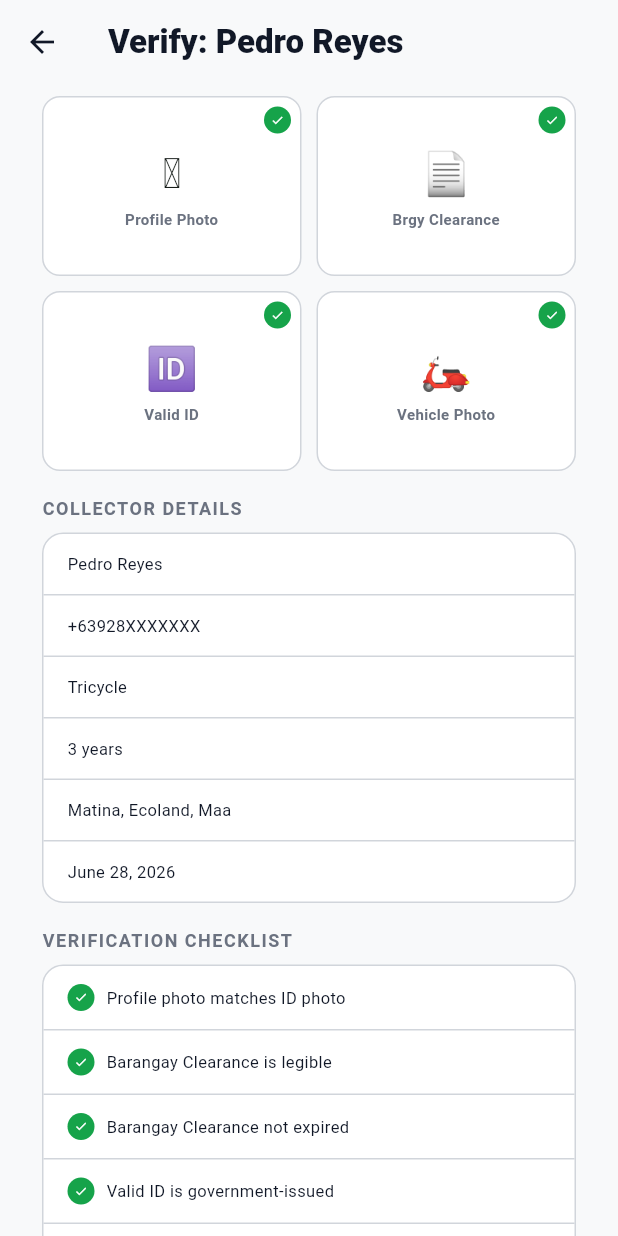
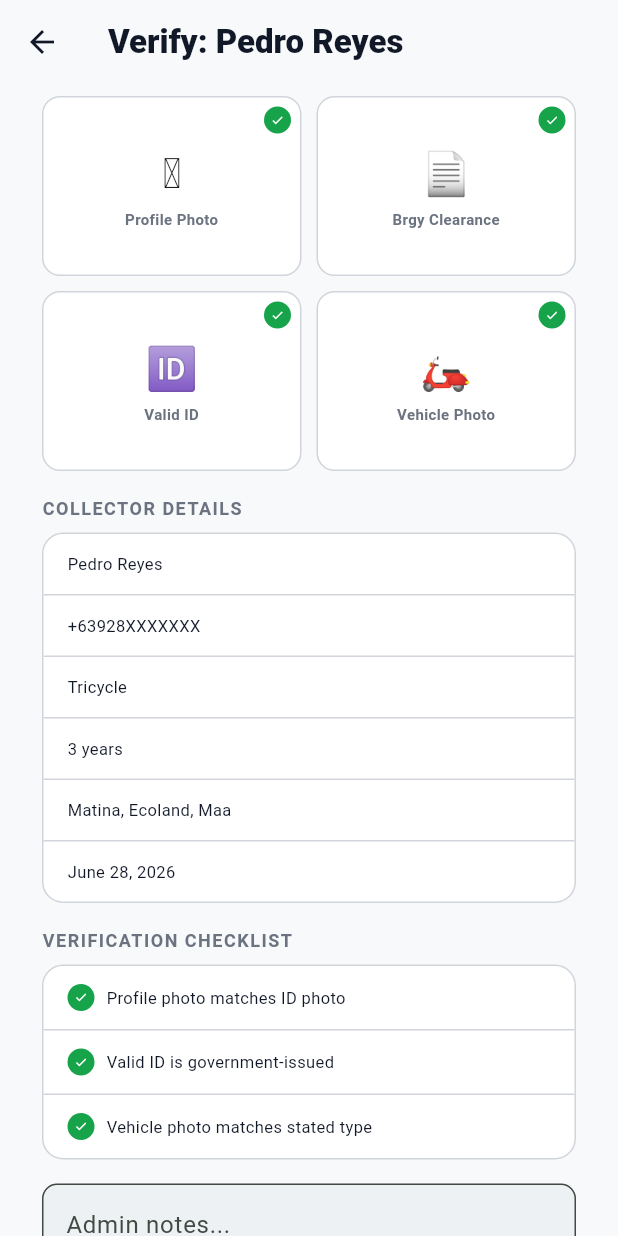
Before and after one commit to madarax092/kilotap, a Flutter app: the VerifyCollectorScreen screen opened directly, on a phone screen of 412 x 824 dp. Run offline on Flutter 3.47's test engine with Material 3 defaults, Android fonts, the phone set to English and light mode, and no system bars; our stand-ins replace cloud_firestore, firebase_auth, firebase_core, google_maps_flutter, hive_flutter; accounts and stored records are empty; generated files the repository leaves out were written again; Roboto replaces fonts that are missing (Arial).

Commit message:
fix: remove Barangay Clearance from verification documents (3 docs instead of 4) - Collector Profile: 4 → 3 verification docs - Collector ID Card: 4 → 3 verification items - Admin Verify: 6 → 3 checklist items (removed Barangay-related entries)

```diff
--- a/lib/screens/collector_id_card.dart
+++ b/lib/screens/collector_id_card.dart
@@ -73,7 +73,6 @@ class _CollectorIDCardState extends State<CollectorIDCard> {
         ],
         const SizedBox(height: 20),
         _SectionTitle('VERIFICATION STATUS'),
-        _VerifyItem('Barangay Clearance', true),
         _VerifyItem('Valid Government ID', true),
         _VerifyItem('Vehicle Photo', true),
         _VerifyItem('Profile Photo Match', true),
--- a/lib/screens/collector_profile_screen.dart
+++ b/lib/screens/collector_profile_screen.dart
@@ -39,7 +39,6 @@ class CollectorProfileScreen extends StatelessWidget {
         Container(
           decoration: BoxDecoration(color: AppColors.pureWhite, borderRadius: BorderRadius.circular(14), border: Border.all(color: AppColors.divider)),
           child: const Column(children: [
-            _DocRow('Barangay Clearance'),
             _DocRow('Valid Government ID'),
             _DocRow('Vehicle Photo'),
             _DocRow('Profile Photo Match'),
--- a/lib/screens/verify_collector_screen.dart
+++ b/lib/screens/verify_collector_screen.dart
@@ -16,7 +16,7 @@ class VerifyCollectorScreen extends StatelessWidget {
         Row(children: [_DTile('🆔', 'Valid ID'), const SizedBox(width: 10), _DTile('🛵', 'Vehicle Photo')]),
         const SizedBox(height: 16),
         _VSec('COLLECTOR DETAILS', [('Name', 'Pedro Reyes'), ('Phone', '+63928XXXXXXX'), ('Vehicle', 'Tricycle'), ('Experience', '3 years'), ('Areas', 'Matina, Ecoland, Maa'), ('Submitted', 'June 28, 2026')]),
-        _VSec('VERIFICATION CHECKLIST', [('✓', 'Profile photo matches ID photo'), ('✓', 'Barangay Clearance is legible'), ('✓', 'Barangay Clearance not expired'), ('✓', 'Valid ID is government-issued'), ('✓', 'Vehicle photo matches stated type'), ('○', 'Cross-check with Barangay (optional)')], check: true),
+        _VSec('VERIFICATION CHECKLIST', [('✓', 'Profile photo matches ID photo'), ('✓', 'Valid ID is government-issued'), ('✓', 'Vehicle photo matches stated type')], check: true),
         Padding(padding: const EdgeInsets.only(bottom: 12), child: TextField(decoration: InputDecoration(hintText: 'Admin notes...', filled: true, fillColor: AppColors.inputGrey, border: OutlineInputBorder(borderRadius: BorderRadius.circular(10), borderSide: const BorderSide(color: AppColors.divider))), maxLines: 2)),
         Row(children: [
           Expanded(child: ElevatedButton(style: ElevatedButton.styleFrom(backgroundColor: AppColors.success, foregroundColor: Colors.white, padding: const EdgeInsets.symmetric(vertical: 14), shape: RoundedRectangleBorder(borderRadius: BorderRadius.circular(10))), onPressed: () {}, child: const Text('APPROVE & ISSUE ID', style: TextStyle(fontSize: 12, fontWeight: FontWeight.w800)))),
```
